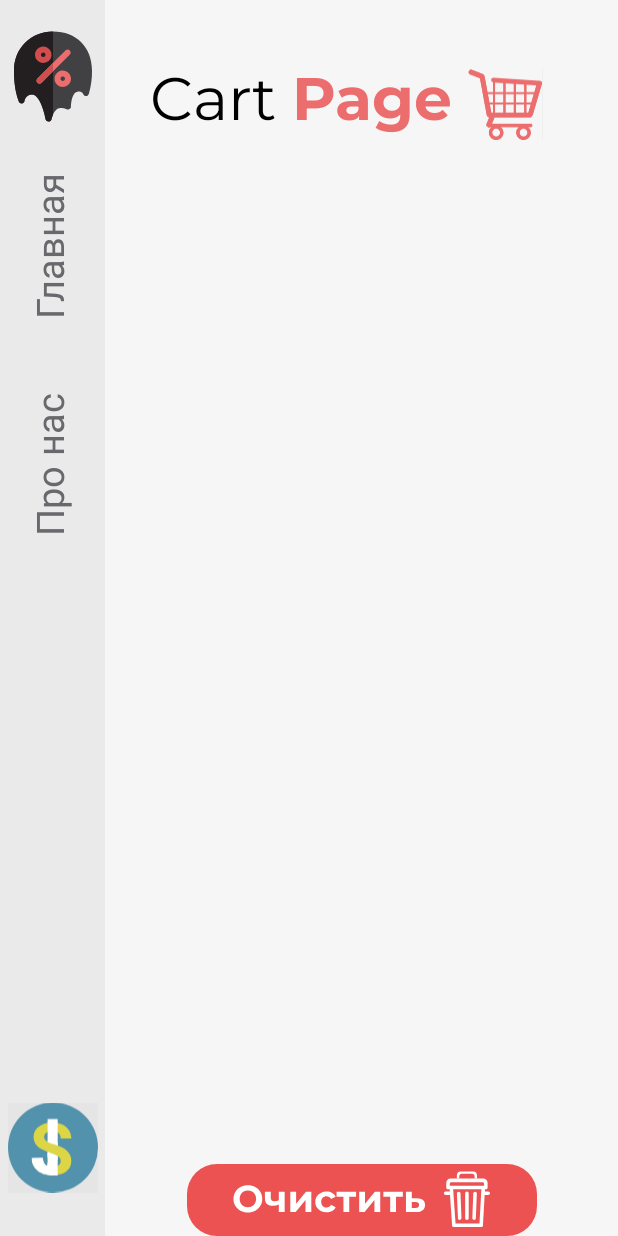
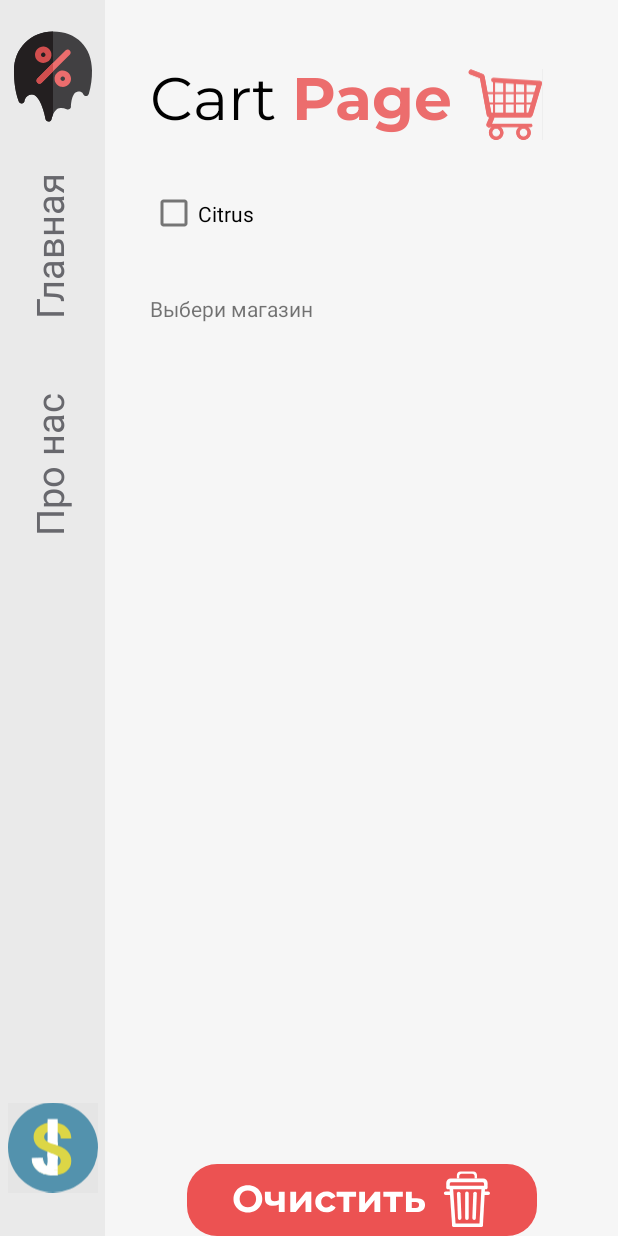
Before and after one commit to KotSSas/SalesApp, an Android app: the screen it shows after launch (CartPage), after a tap on "SalesApp", on a phone screen of 412 x 824 dp. Run offline under Robolectric (Android 15) with nearby library versions, the light colour scheme and no system bars; Roboto replaces fonts that are not available here.

Commit message:
продолжыл роботу над корзиной, породвижений ноль :(

```diff
--- a/app/src/main/java/com/example/salesapp/CartPage.java
+++ b/app/src/main/java/com/example/salesapp/CartPage.java
@@ -8,6 +8,7 @@ import android.content.Intent;
 import android.os.Bundle;
 import android.view.View;
 import android.widget.ArrayAdapter;
+import android.widget.CheckBox;
 import android.widget.ImageView;
 import android.widget.ListView;
 import android.widget.TextView;
@@ -16,18 +17,22 @@ import com.example.salesapp.adapter.ItemCartAdapter;
 import com.example.salesapp.model.CartItem;
 import com.example.salesapp.model.Item;
 import com.example.salesapp.model.Order;
+import com.example.salesapp.model.Shop;
 
 import java.util.ArrayList;
+import java.util.HashSet;
 import java.util.List;
+import java.util.Set;
 
 public class CartPage extends AppCompatActivity {
 
     TextView main_scene, about_us;
-    RecyclerView recyclerView;
-    static ItemCartAdapter itemCartAdapter;
-    static List<CartItem> cartItemsList = new ArrayList<>();
-    static List<CartItem> fullCartItemsList = new ArrayList<>();
-    ImageView clean_all;
+//    RecyclerView recyclerView;
+//    static ItemCartAdapter itemCartAdapter;
+//    static List<CartItem> cartItemsList = new ArrayList<>();
+//    static List<CartItem> fullCartItemsList = new ArrayList<>();
+//    ImageView clean_all;
+   // List<String> cit_list = new ArrayList<>();
 
     @Override
     protected void onCreate(Bundle savedInstanceState) {
@@ -107,6 +112,28 @@ public class CartPage extends AppCompatActivity {
 //        recyclerView.setAdapter(itemCartAdapter);
 //    }
 
+    public void onClicked (View view){
+        List<String> titles = new ArrayList<>();;
+        CheckBox checkBox = (CheckBox) view;
+        TextView text = findViewById(R.id.textCart);
+        if (checkBox.getId() == R.id.cit_box) {
+            if (checkBox.isChecked()) {
+                text.setText("");
+                for (Item item : ShopPage.fullItemList) {
+                    if (Order.cit_list.contains(item.getId())){
+                        titles.add(item.getTitle());
+                        //text.setText(item.getTitle());
+                    }
+                }
+                for (int i = 0; i < titles.size(); i++) {
+                    text.setText(text.getText() + titles.get(i) + "\n");
+                }
+            } else {
+                text.setText("Выберите магазин");
+            }
+        }
+    }
+
     private void openAboutActivity() {
         startActivity(new Intent(this, AboutUsActivity.class));
     }
--- a/app/src/main/java/com/example/salesapp/MainActivity.java
+++ b/app/src/main/java/com/example/salesapp/MainActivity.java
@@ -28,8 +28,6 @@ public class MainActivity extends AppCompatActivity {
     static   List<Category> categoryList = new ArrayList<>();
     static   List<Shop> shopList = new ArrayList<>();
     static   List<Shop> fullShopsList = new ArrayList<>();
-    static   List<Shop> fullItemList = new ArrayList<>();
-
     TextView about_us;
 
 
--- a/app/src/main/java/com/example/salesapp/model/Order.java
+++ b/app/src/main/java/com/example/salesapp/model/Order.java
@@ -6,5 +6,5 @@ import java.util.Set;
 public class Order {
 
     public static Set<Integer> items_id = new HashSet<>();
-
+    public static Set<Integer> cit_list = new HashSet<>();
 }
--- a/app/src/main/res/layout/activity_cart_page.xml
+++ b/app/src/main/res/layout/activity_cart_page.xml
@@ -133,6 +133,30 @@
         app:layout_constraintStart_toEndOf="@+id/constraintLayout"
         app:srcCompat="@drawable/ic_cart_clear" />
 
+    <CheckBox
+        android:id="@+id/cit_box"
+        android:layout_width="177dp"
+        android:layout_height="47dp"
+        android:layout_marginStart="30dp"
+        android:layout_marginTop="20dp"
+        android:onClick="onClicked"
+        android:text="Citrus"
+        app:layout_constraintStart_toEndOf="@+id/constraintLayout"
+        app:layout_constraintTop_toBottomOf="@+id/h2" />
+
+    <TextView
+        android:id="@+id/textCart"
+        android:layout_width="0dp"
+        android:layout_height="wrap_content"
+        android:layout_marginStart="30dp"
+        android:layout_marginTop="30dp"
+        android:layout_marginEnd="30dp"
+        android:text="Выбери магазин"
+        app:layout_constraintEnd_toEndOf="parent"
+        app:layout_constraintStart_toEndOf="@+id/constraintLayout"
+        app:layout_constraintTop_toBottomOf="@+id/cit_box" />
+
+
     <!--app:layout_constraintTop_toBottomOf="@+id/recycler_items_cart_view" -->
 
    <!-- <ListView
```
Also changed, not shown: app/src/main/java/com/example/salesapp/ItemPage.java (+3 -5 lines), app/src/main/java/com/example/salesapp/ShopPage.java (+19 -18 lines).
